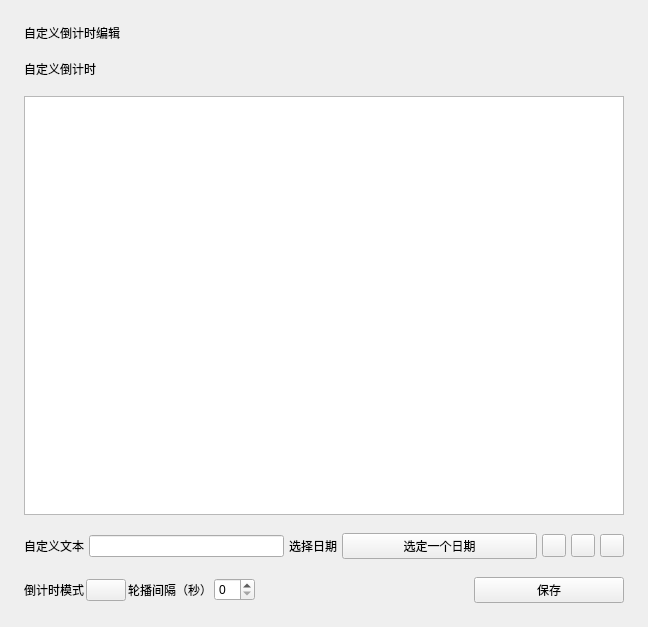
xuanxuan1231/Class-Widgets, file view/menu/countdown_custom_edit.ui: the form before one commit.
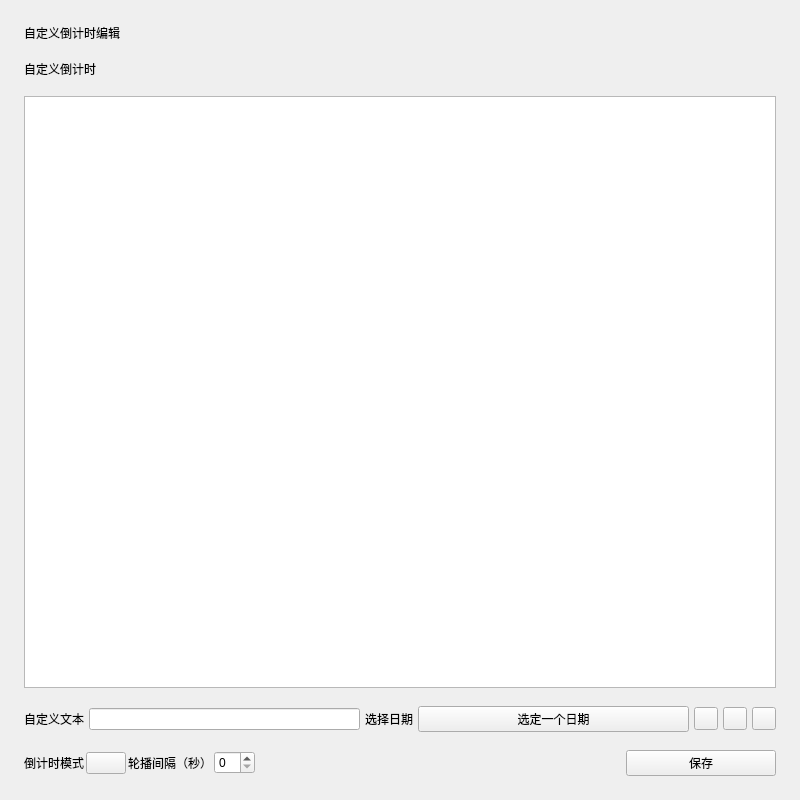
The form after the commit. Custom widgets are drawn as their Qt base class.

What changed in the file:
```diff
--- a/view/menu/countdown_custom_edit.ui
+++ b/view/menu/countdown_custom_edit.ui
@@ -6,8 +6,8 @@
    <rect>
     <x>0</x>
     <y>0</y>
-    <width>648</width>
-    <height>627</height>
+    <width>800</width>
+    <height>800</height>
    </rect>
   </property>
   <property name="windowTitle">
```
